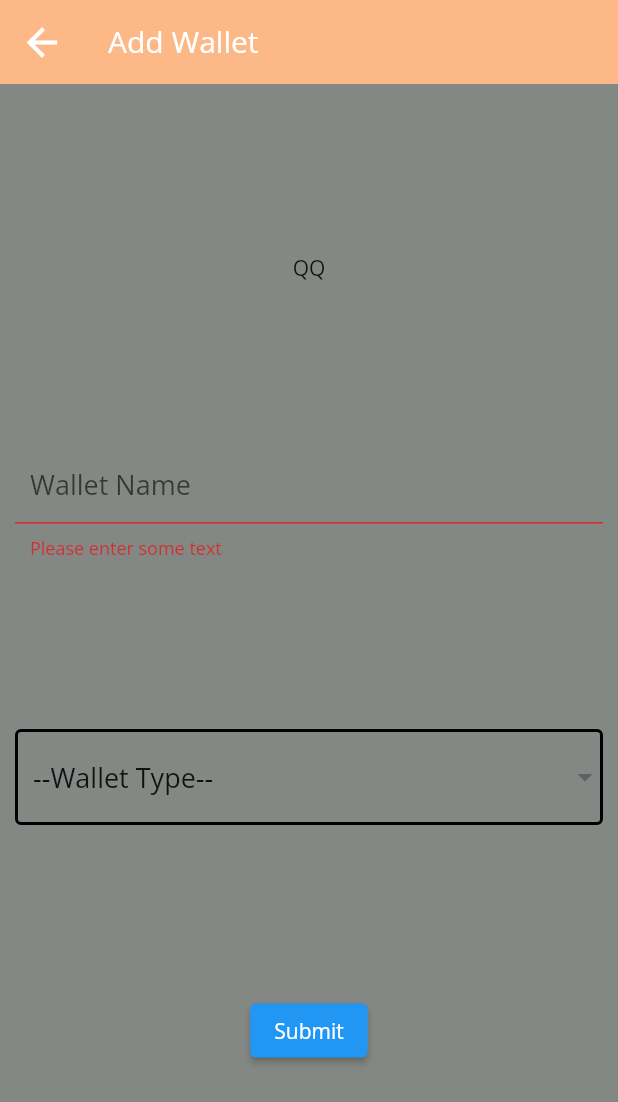
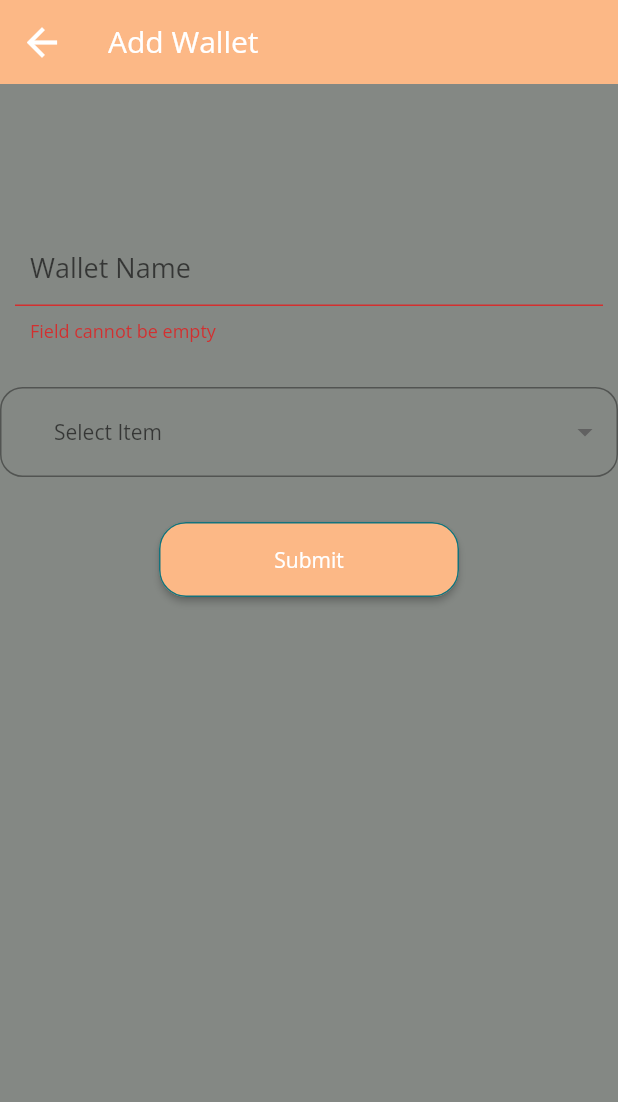
Before and after one commit to Adrian0012/ticketson, a Flutter app: the CreateWalletScreen screen opened by its route, after a tap on "Submit", on a phone screen of 412 x 824 dp. Shown: the top 1102 px of the screen. Run offline on Flutter 3.47's test engine with Material 2 defaults, Android fonts, the phone set to English and light mode, and no system bars; our stand-ins replace beamer, bloc, dropdown_button2, equatable, flutter_bloc, flutter_secure_storage and 1 more; accounts and stored records are empty.

Commit message:
update forms layout / buttons

```diff
--- a/ticketson/lib/forms/create_wallet/create_wallet_form.dart
+++ b/ticketson/lib/forms/create_wallet/create_wallet_form.dart
@@ -1,4 +1,6 @@
+import 'package:dropdown_button2/dropdown_button2.dart';
 import 'package:flutter/material.dart';
+import 'package:ticketson/config/themes/palette.dart';
 
 class CreateWalletForm extends StatefulWidget {
   const CreateWalletForm({super.key});
@@ -14,7 +16,8 @@ class CreateWalletForm extends StatefulWidget {
 class CreateWalletFormState extends State<CreateWalletForm> {
   late FocusNode myFocusNode;
   final TextEditingController _walletNameController = TextEditingController();
-  final TextEditingController _controller2 = TextEditingController();
+  String? selectedValue;
+  final List<String> items = ['1', '2', '3', '4'];
 
   @override
   void initState() {
@@ -34,7 +37,6 @@ class CreateWalletFormState extends State<CreateWalletForm> {
 
   @override
   Widget build(BuildContext context) {
-    String dropdownValue = '--Wallet Type--';
     return GestureDetector(
       behavior: HitTestBehavior.opaque,
       onTap: (() {
@@ -43,10 +45,8 @@ class CreateWalletFormState extends State<CreateWalletForm> {
       child: Form(
         key: _formKey,
         child: Column(
-          crossAxisAlignment: CrossAxisAlignment.center,
-          mainAxisAlignment: MainAxisAlignment.spaceEvenly,
           children: <Widget>[
-            const Text('QQ'),
+            const SizedBox(height: 100),
             Padding(
               padding: const EdgeInsets.only(left: 10.0, right: 10.0),
               child: TextFormField(
@@ -60,7 +60,7 @@ class CreateWalletFormState extends State<CreateWalletForm> {
                   labelStyle: TextStyle(
                     fontSize: myFocusNode.hasFocus ||
                             _walletNameController.text.isNotEmpty
-                        ? 20
+                        ? 16
                         : 18,
                     fontWeight: myFocusNode.hasFocus
                         ? FontWeight.bold
@@ -69,52 +69,67 @@ class CreateWalletFormState extends State<CreateWalletForm> {
                 ),
                 validator: (value) {
                   if (value == null || value.isEmpty) {
-                    return 'Please enter some text';
+                    return 'Field cannot be empty';
                   }
                   return null;
                 },
               ),
             ),
-            Padding(
-              padding: const EdgeInsets.only(left: 10.0, right: 10.0),
-              child: DropdownButtonFormField<String>(
-                decoration: const InputDecoration(
-                  enabledBorder: OutlineInputBorder(
-                    //<-- SEE HERE
-                    borderSide: BorderSide(color: Colors.black, width: 2),
+            const SizedBox(height: 30),
+            DropdownButtonHideUnderline(
+              child: DropdownButtonFormField2(
+                decoration: InputDecoration(
+                  isDense: true,
+                  contentPadding: EdgeInsets.zero,
+                  border: OutlineInputBorder(
+                    borderRadius: BorderRadius.circular(15),
                   ),
-                  focusedBorder: OutlineInputBorder(
-                    //<-- SEE HERE
-                    borderSide: BorderSide(color: Colors.black, width: 2),
+                ),
+                buttonHeight: 60,
+                buttonPadding: const EdgeInsets.only(left: 20, right: 10),
+                dropdownDecoration: BoxDecoration(
+                  borderRadius: BorderRadius.circular(15),
+                ),
+                validator: (value) => value == null || value == 'Select Item'
+                    ? 'Please select a Wallet Type'
+                    : null,
+                hint: Text(
+                  'Select Item',
+                  style: TextStyle(
+                    fontSize: 14,
+                    color: Theme.of(context).hintColor,
                   ),
-                  // filled: true,
-                  // fillColor: Colors.greenAccent,
                 ),
-                // dropdownColor: Colors.greenAccent,
-                value: dropdownValue,
-                onChanged: (String? newValue) {
+                items: items
+                    .map((item) => DropdownMenuItem<String>(
+                          value: item,
+                          child: Text(
+                            item,
+                            style: const TextStyle(
+                              fontSize: 14,
+                            ),
+                          ),
+                        ))
+                    .toList(),
+                value: selectedValue,
+                onChanged: (value) {
                   setState(() {
-                    dropdownValue = newValue!;
+                    selectedValue = value as String;
                   });
                 },
-                items: <String>[
-                  '--Wallet Type--',
-                  'Dog',
-                  'Cat',
-                  'Tiger',
-                  'Lion'
-                ].map<DropdownMenuItem<String>>((String value) {
-                  return DropdownMenuItem<String>(
-                    value: value,
-                    child: Text(
-                      value,
-                      style: const TextStyle(fontSize: 18),
-                    ),
-                  );
-                }).toList(),
               ),
             ),
+            const SizedBox(height: 30),
             ElevatedButton(
+              style: ButtonStyle(
+                  backgroundColor:
+                      MaterialStateProperty.all(Palette.primaryColor),
+                  minimumSize: MaterialStateProperty.all(const Size(200, 50)),
+                  shape: MaterialStateProperty.all<RoundedRectangleBorder>(
+                      RoundedRectangleBorder(
+                          borderRadius: BorderRadius.circular(18.0),
+                          side: const BorderSide(
+                              color: Palette.secondaryColor)))),
               onPressed: () {
                 // Validate returns true if the form is valid, or false otherwise.
                 if (_formKey.currentState!.validate()) {
--- a/ticketson/pubspec.yaml
+++ b/ticketson/pubspec.yaml
@@ -34,6 +34,7 @@ dependencies:
   rxdart: ^0.27.5
   pusher_beams: ^1.1.1
   environment_config: ^3.1.0
+  dropdown_button2: ^1.8.9
 
 dev_dependencies:
   flutter_test:
```
Also changed, not shown: ticketson/pubspec.lock.
